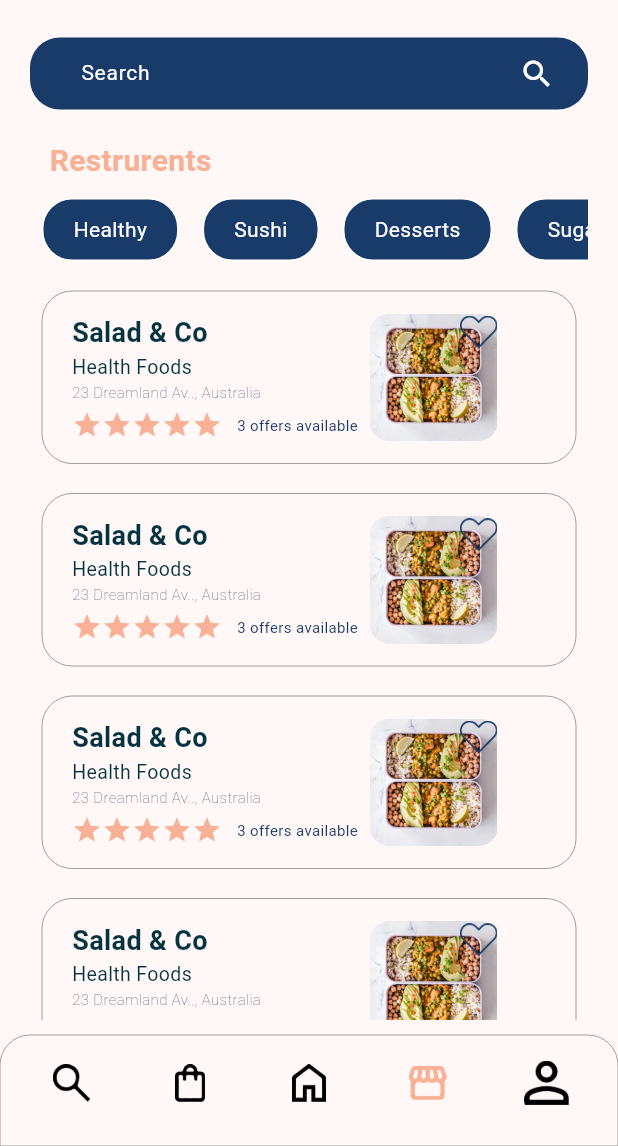
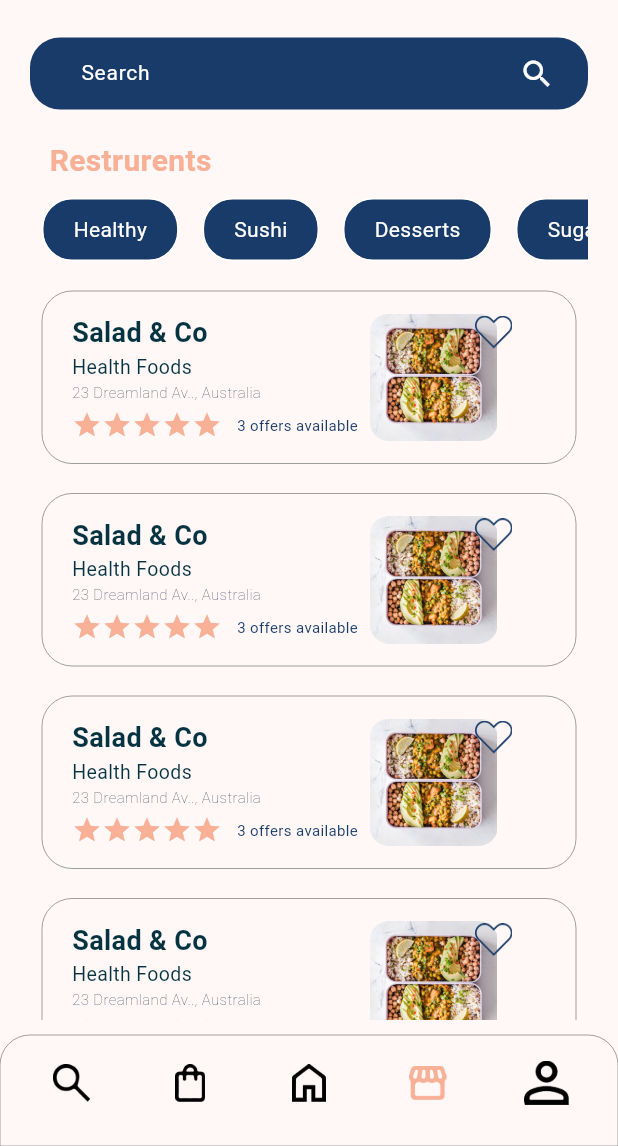
Before and after one commit to nitininf/takeaplate, a Flutter app: the BaseHome screen opened by its route, item 4 of the bottom bar chosen, on a phone screen of 412 x 824 dp, the part 90-1236 px from its top. Run offline on Flutter 3.47's test engine with Material 3 defaults, Android fonts, the phone set to English and light mode, and no system bars; our stand-ins replace dio, flutter_native_splash, internet_connection_checker, page_indicator, permission_handler and 1 more; missing offline and left inert: dart:ffi; accounts and stored records are empty; Roboto replaces fonts that are missing (fonts/Mont-Bold.otf, fonts/Mont-Book.otf, fonts/Mont-BookItalic.otf); project files that could hold a hidden picture were left out.

Commit message:
"Di is completed with flow"

```diff
--- a/lib/CUSTOM_WIDGETS/custom_app_bar.dart
+++ b/lib/CUSTOM_WIDGETS/custom_app_bar.dart
@@ -46,7 +46,7 @@ class CustomAppBar extends StatelessWidget {
     Center(
     child:  GestureDetector(
       onTap: onTap,
-      child: Image.asset(
+      child: onTap_one ==null ? Text("") : Image.asset(
       menu_icon,
       height: 20,
       width: 20,
--- a/lib/SCREENS/faq_screen/faq_screen.dart
+++ b/lib/SCREENS/faq_screen/faq_screen.dart
@@ -18,7 +18,7 @@ class FaqScreenScreen extends StatelessWidget{
             SizedBox(height: 10,),
             GestureDetector(child: CustomText(text: "FAQ'S",color: editbgColor,sizeOfFont: 20,weight: FontWeight.w900,),
             onTap: (){
-              Navigator.pushNamed(context, '/SettingScreen');
+            //  Navigator.pushNamed(context, '/SettingScreen');
             },),
             SizedBox(height: 10,),
             buildVeerticalCards()
--- a/lib/SCREENS/home_screens/restrurent.dart
+++ b/lib/SCREENS/home_screens/restrurent.dart
@@ -114,10 +114,11 @@ class RestrurentScreen extends StatelessWidget{
           const SizedBox(width: 8,),
           Stack(
             alignment: Alignment.topRight,
+            clipBehavior: Clip.none,
             children: [
               Image.asset(food_image, height: 85, width: 85, fit: BoxFit.cover),
               Positioned(
-
+                right: -10,
                 child: Image.asset(
                   save_icon,
                   height: 25,
--- a/lib/SCREENS/notification/notification_center.dart
+++ b/lib/SCREENS/notification/notification_center.dart
@@ -17,7 +17,7 @@ class NotificationCenterScreen extends StatelessWidget{
          crossAxisAlignment: CrossAxisAlignment.start,
          children: [
            CustomAppBar(),
-           SizedBox(height: 20,),
+           SizedBox(height: 30,),
            GestureDetector(child: CustomText(text: "NOTIFICATION CENTRE",weight: FontWeight.w900,color: editbgColor,sizeOfFont: 20,),
            onTap: (){
              Navigator.pushNamed(context, '/YourNotificationScreen');
--- a/lib/SCREENS/notification/your_notifcation.dart
+++ b/lib/SCREENS/notification/your_notifcation.dart
@@ -16,10 +16,10 @@ class YourNotificationScreen extends StatelessWidget{
          crossAxisAlignment: CrossAxisAlignment.start,
          children: [
            CustomAppBar(),
-           SizedBox(height: 10,),
+           SizedBox(height: 30,),
            GestureDetector(child: CustomText(text: "YOUR NOTIFICATIONS",weight: FontWeight.w900,sizeOfFont: 20,color: editbgColor,),
            onTap: (){
-             Navigator.pushNamed(context, '/FaqScreenScreen');
+           //  Navigator.pushNamed(context, '/FaqScreenScreen');
            },),
            SizedBox(height: 10,),
            getView(color: faqSelectedColor),
--- a/lib/SCREENS/setting_screen/settings_screen.dart
+++ b/lib/SCREENS/setting_screen/settings_screen.dart
@@ -26,7 +26,7 @@ class SettingScreen extends StatelessWidget{
              child: Column(
                children: [
                  CommonButton(btnBgColor: btnbgColor, btnText:"LOG OUT", onClick: (){
-                   Navigator.pushNamed(context, '/ContactUs');
+                   //Navigator.pushNamed(context, '/ContactUs');
                  }),
                  SizedBox(height: 10,),
                  CustomText(text: "DELETE ACCOUNT",sizeOfFont: 15,weight: FontWeight.w400,color: grayColor,),
```
Also changed, not shown: lib/SCREENS/home_screens/base_home.dart (+14 -8 lines).
